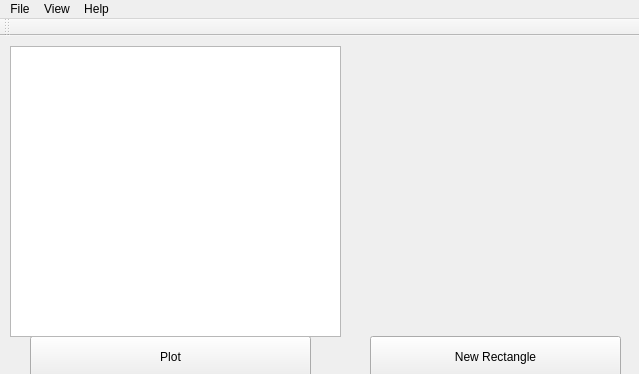
First picture: the form in ves/mainwindow.ui, repository ajoros/ves_ajoros, before the edit.
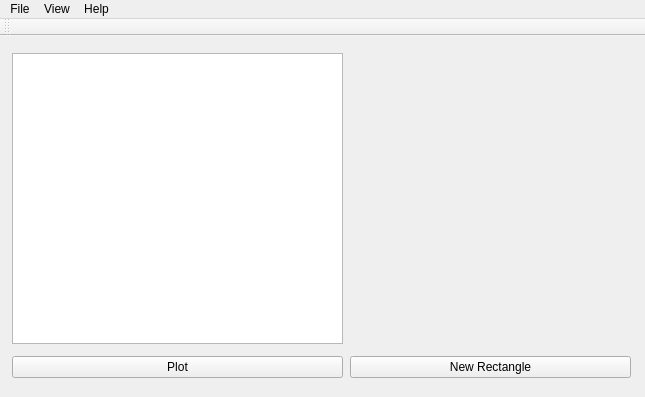
Second picture: the form after the edit.

Commit message: Fiddle with layout, set it to grid layout in Creator

What changed in the file:
```diff
--- a/ves/mainwindow.ui
+++ b/ves/mainwindow.ui
@@ -6,60 +6,51 @@
    <rect>
     <x>0</x>
     <y>0</y>
-    <width>639</width>
-    <height>374</height>
+    <width>645</width>
+    <height>397</height>
    </rect>
   </property>
   <property name="windowTitle">
    <string>MainWindow</string>
   </property>
   <widget class="QWidget" name="centralWidget">
-   <widget class="QPushButton" name="PlotButton">
-    <property name="geometry">
-     <rect>
-      <x>30</x>
-      <y>300</y>
-      <width>281</width>
-      <height>41</height>
-     </rect>
-    </property>
-    <property name="text">
-     <string>Plot</string>
-    </property>
-   </widget>
-   <widget class="QWidget" name="FigureWidget" native="true">
-    <property name="geometry">
-     <rect>
-      <x>350</x>
-      <y>10</y>
-      <width>281</width>
-      <height>291</height>
-     </rect>
-    </property>
-   </widget>
-   <widget class="QPushButton" name="NewRectangleButton">
-    <property name="geometry">
-     <rect>
-      <x>370</x>
-      <y>300</y>
-      <width>251</width>
-      <height>41</height>
-     </rect>
-    </property>
-    <property name="text">
-     <string>New Rectangle</string>
-    </property>
-   </widget>
-   <widget class="QTableView" name="TableViewWidget">
-    <property name="geometry">
-     <rect>
-      <x>10</x>
-      <y>10</y>
-      <width>331</width>
-      <height>291</height>
-     </rect>
-    </property>
-   </widget>
+   <layout class="QGridLayout" name="gridLayout">
+    <item row="0" column="0">
+     <widget class="QTableView" name="TableViewWidget">
+      <property name="maximumSize">
+       <size>
+        <width>331</width>
+        <height>291</height>
+       </size>
+      </property>
+     </widget>
+    </item>
+    <item row="0" column="1">
+     <widget class="QWidget" name="FigureWidget" native="true">
+      <property name="maximumSize">
+       <size>
+        <width>281</width>
+        <height>291</height>
+       </size>
+      </property>
+      <zorder>TableViewWidget</zorder>
+     </widget>
+    </item>
+    <item row="1" column="0">
+     <widget class="QPushButton" name="pushButton">
+      <property name="text">
+       <string>Plot</string>
+      </property>
+     </widget>
+    </item>
+    <item row="1" column="1">
+     <widget class="QPushButton" name="pushButton_2">
+      <property name="text">
+       <string>New Rectangle</string>
+      </property>
+     </widget>
+    </item>
+   </layout>
   </widget>
   <widget class="QToolBar" name="mainToolBar">
    <attribute name="toolBarArea">
@@ -74,7 +65,7 @@
     <rect>
      <x>0</x>
      <y>0</y>
-     <width>639</width>
+     <width>645</width>
      <height>22</height>
     </rect>
    </property>
```
